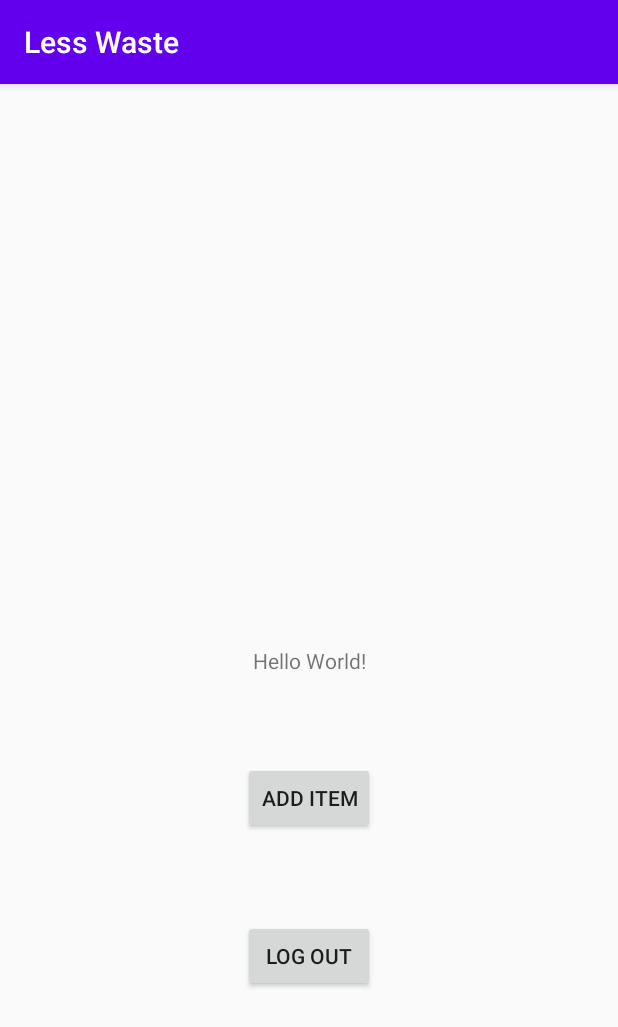
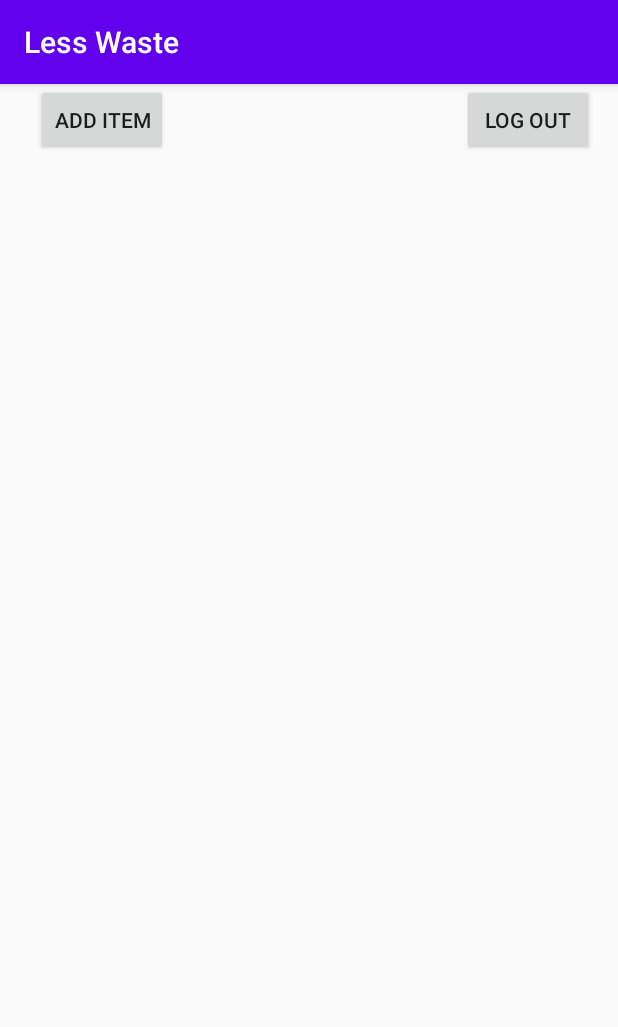
Before and after one commit to IoanaCM/IC-Hello-World, an Android app: the screen it shows after launch once a user with an empty profile is signed in (MainActivity), on a phone screen of 412 x 824 dp. Shown: the top 1027 px of the screen. Run offline under Robolectric (Android 15) with nearby library versions, the phone set to English and light mode, and no system bars; our stand-ins replace Firebase (no records; nobody signed in at launch, a user with empty details on screens opened directly).

Commit message:
design change activity main

```diff
--- a/app/src/main/java/com/example/ic_hello_world/testAddItem.java
+++ b/app/src/main/java/com/example/ic_hello_world/testAddItem.java
@@ -18,7 +18,7 @@ public class testAddItem {
     public void writeNewItem(String item, String price, Long date) {
         databaseReference.child("items").child(user_id).child(item).child("expires").setValue(date);
         databaseReference.child("items").child(user_id).child(item).child("price").setValue(price);
-        databaseReference.child("items").child(user_id).child(item).child("sold").setValue(false);
+        databaseReference.child("items").child(user_id).child(item).child("sold").setValue(false );
     }
 
 }
--- a/app/src/main/res/layout/activity_main.xml
+++ b/app/src/main/res/layout/activity_main.xml
@@ -7,38 +7,25 @@
     tools:context=".MainActivity">
 
 
-
-
-    <TextView
-        android:id="@+id/textView2"
-        android:layout_width="wrap_content"
-        android:layout_height="wrap_content"
-        android:text="Hello World!"
-        app:layout_constraintBottom_toBottomOf="parent"
-        app:layout_constraintLeft_toLeftOf="parent"
-        app:layout_constraintRight_toRightOf="parent"
-        app:layout_constraintTop_toTopOf="parent" />
-
     <Button
         android:id="@+id/log_out"
         android:layout_width="wrap_content"
         android:layout_height="wrap_content"
         android:text="@string/log_out"
-        app:layout_constraintBottom_toBottomOf="parent"
         app:layout_constraintEnd_toEndOf="parent"
-        app:layout_constraintStart_toStartOf="parent"
-        app:layout_constraintTop_toBottomOf="@+id/textView2"
-        tools:ignore="MissingConstraints" />
+        app:layout_constraintHorizontal_bias="0.924"
+        app:layout_constraintStart_toEndOf="@+id/add_item"
+        tools:ignore="MissingConstraints"
+        tools:layout_editor_absoluteY="16dp" />
 
     <Button
         android:id="@+id/add_item"
         android:layout_width="wrap_content"
         android:layout_height="wrap_content"
+        android:layout_marginStart="24dp"
         android:text="@string/add_item"
-        app:layout_constraintBottom_toTopOf="@+id/log_out"
-        app:layout_constraintEnd_toEndOf="parent"
         app:layout_constraintStart_toStartOf="parent"
-        app:layout_constraintTop_toBottomOf="@+id/textView2"
-        tools:ignore="MissingConstraints" />
+        tools:ignore="MissingConstraints"
+        tools:layout_editor_absoluteY="16dp" />
 
 </androidx.constraintlayout.widget.ConstraintLayout>
```
